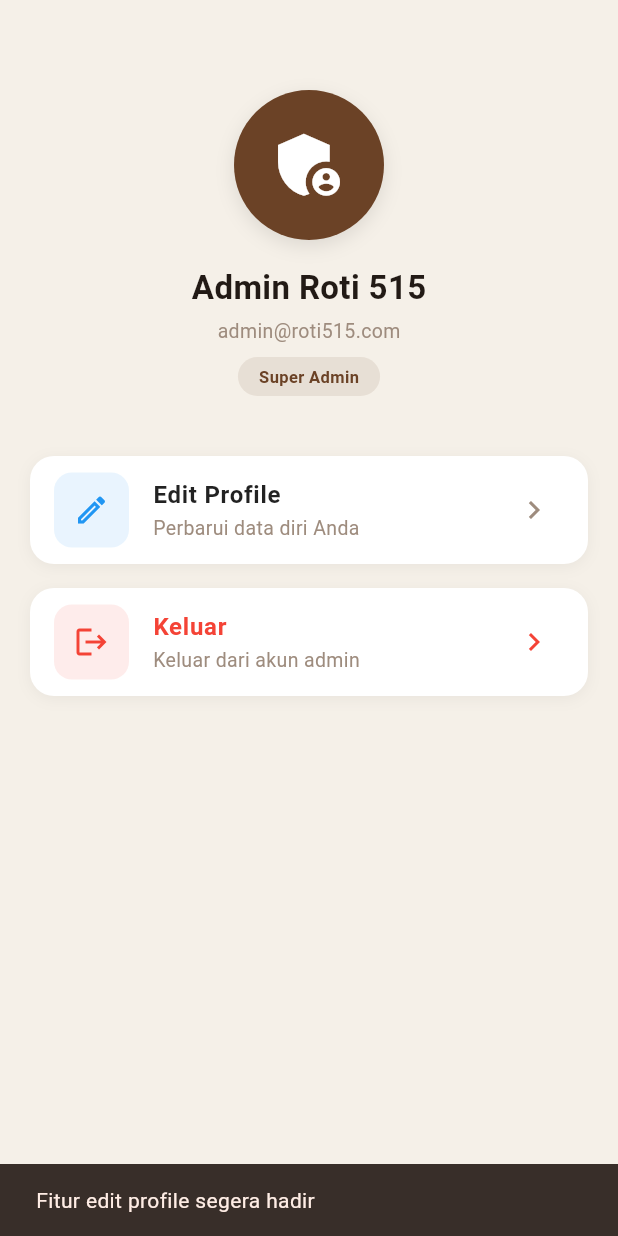
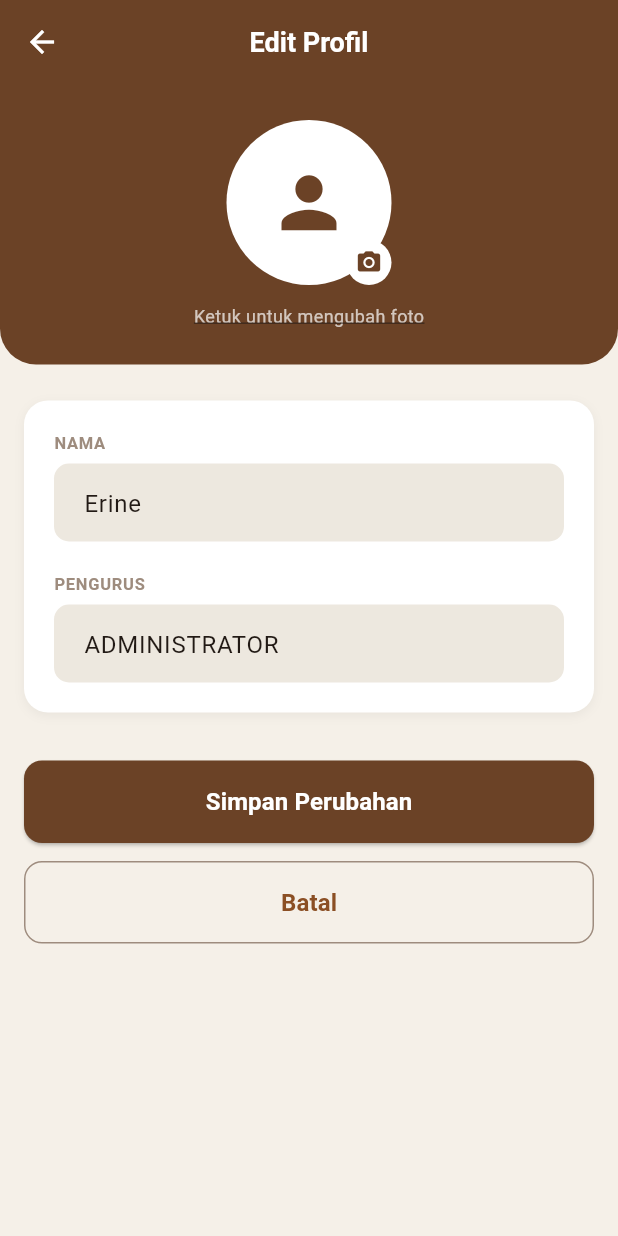
Before and after one commit to DimsXoline/Roti-515, a Flutter app: the AdminProfileScreen screen opened directly, after a tap on "Edit Profile", on a phone screen of 412 x 824 dp. Run offline on Flutter 3.47's test engine with Material 3 defaults, Android fonts, the phone set to English and light mode, and no system bars; our stand-ins replace image_picker; Roboto replaces fonts that are missing (Poppins).

Commit message:
edit profil admin

```diff
--- /dev/null
+++ b/lib/screens/admin/edit_admin_profile_screen.dart
@@ -0,0 +1,358 @@
+// screens/admin/edit_admin_profile_screen.dart
+import 'package:flutter/material.dart';
+import 'package:image_picker/image_picker.dart';
+import 'dart:io';
+import '../../utils/app_colors.dart';
+
+class EditAdminProfileScreen extends StatefulWidget {
+  final String nama;
+  final String pengurus;
+  final String email;
+  final String? imagePath;
+
+  const EditAdminProfileScreen({
+    super.key,
+    required this.nama,
+    required this.pengurus,
+    required this.email,
+    this.imagePath,
+  });
+
+  @override
+  State<EditAdminProfileScreen> createState() => _EditAdminProfileScreenState();
+}
+
+class _EditAdminProfileScreenState extends State<EditAdminProfileScreen> {
+  late TextEditingController _namaController;
+  late TextEditingController _pengurusController;
+  File? _profileImage;
+  final ImagePicker _picker = ImagePicker();
+
+  @override
+  void initState() {
+    super.initState();
+    _namaController = TextEditingController(text: widget.nama);
+    _pengurusController = TextEditingController(text: widget.pengurus);
+    if (widget.imagePath != null) {
+      _profileImage = File(widget.imagePath!);
+    }
+  }
+
+  @override
+  void dispose() {
+    _namaController.dispose();
+    _pengurusController.dispose();
+    super.dispose();
+  }
+
+  Future<void> _pickImage(ImageSource source) async {
+    try {
+      final XFile? pickedFile = await _picker.pickImage(
+        source: source,
+        imageQuality: 80,
+      );
+      if (pickedFile != null) {
+        setState(() {
+          _profileImage = File(pickedFile.path);
+        });
+      }
+    } catch (e) {
+      print('Error picking image: $e');
+    }
+  }
+
+  void _showImagePickerOptions() {
+    showModalBottomSheet(
+      context: context,
+      shape: const RoundedRectangleBorder(
+        borderRadius: BorderRadius.vertical(top: Radius.circular(20)),
+      ),
+      builder: (_) => SafeArea(
+        child: Column(
+          mainAxisSize: MainAxisSize.min,
+          children: [
+            ListTile(
+              leading: const Icon(Icons.camera_alt, color: AppColors.primary),
+              title: const Text('Ambil Foto'),
+              onTap: () {
+                Navigator.pop(context);
+                _pickImage(ImageSource.camera);
+              },
+            ),
+            ListTile(
+              leading: const Icon(Icons.photo_library, color: AppColors.primary),
+              title: const Text('Pilih dari Galeri'),
+              onTap: () {
+                Navigator.pop(context);
+                _pickImage(ImageSource.gallery);
+              },
+            ),
+            const SizedBox(height: 10),
+          ],
+        ),
+      ),
+    );
+  }
+
+  void _saveProfile() {
+    if (_namaController.text.isEmpty) {
+      ScaffoldMessenger.of(context).showSnackBar(
+        const SnackBar(content: Text('Nama wajib diisi')),
+      );
+      return;
+    }
+
+    if (_pengurusController.text.isEmpty) {
+      ScaffoldMessenger.of(context).showSnackBar(
+        const SnackBar(content: Text('Pengurus wajib diisi')),
+      );
+      return;
+    }
+
+    Navigator.pop(context, {
+      'nama': _namaController.text,
+      'pengurus': _pengurusController.text,
+      'image': _profileImage,
+    });
+
+    ScaffoldMessenger.of(context).showSnackBar(
+      const SnackBar(
+        content: Text('Profil berhasil diperbarui'),
+        backgroundColor: Colors.green,
+      ),
+    );
+  }
+
+  @override
+  Widget build(BuildContext context) {
+    return Scaffold(
+      backgroundColor: AppColors.background,
+      appBar: AppBar(
+        title: const Text(
+          'Edit Profil',
+          style: TextStyle(
+            color: Colors.white,
+            fontWeight: FontWeight.bold,
+            fontSize: 18,
+          ),
+        ),
+        backgroundColor: AppColors.primary,
+        centerTitle: true,
+        elevation: 0,
+        leading: IconButton(
+          onPressed: () => Navigator.pop(context),
+          icon: const Icon(Icons.arrow_back, color: Colors.white),
+        ),
+      ),
+      body: SingleChildScrollView(
+        child: Column(
+          children: [
+            _buildPhotoSection(),
+            const SizedBox(height: 24),
+            _buildFormSection(),
+            const SizedBox(height: 32),
+            _buildActionButtons(),
+            const SizedBox(height: 40),
+          ],
+        ),
+      ),
+    );
+  }
+
+  Widget _buildPhotoSection() {
+    return Container(
+      width: double.infinity,
+      padding: const EdgeInsets.all(24),
+      decoration: BoxDecoration(
+        color: AppColors.primary,
+        borderRadius: const BorderRadius.only(
+          bottomLeft: Radius.circular(24),
+          bottomRight: Radius.circular(24),
+        ),
+      ),
+      child: Column(
+        children: [
+          GestureDetector(
+            onTap: _showImagePickerOptions,
+            child: Stack(
+              alignment: Alignment.bottomRight,
+              children: [
+                CircleAvatar(
+                  radius: 55,
+                  backgroundColor: Colors.white,
+                  backgroundImage: _profileImage != null
+                      ? FileImage(_profileImage!)
+                      : null,
+                  child: _profileImage == null
+                      ? Icon(
+                          Icons.person,
+                          size: 55,
+                          color: AppColors.primary,
+                        )
+                      : null,
+                ),
+                Container(
+                  padding: const EdgeInsets.all(6),
+                  decoration: const BoxDecoration(
+                    color: Colors.white,
+                    shape: BoxShape.circle,
+                  ),
+                  child: const Icon(
+                    Icons.camera_alt,
+                    size: 18,
+                    color: AppColors.primary,
+                  ),
+                ),
+              ],
+            ),
+          ),
+          const SizedBox(height: 12),
+          GestureDetector(
+            onTap: _showImagePickerOptions,
+            child: Text(
+              'Ketuk untuk mengubah foto',
+              style: TextStyle(
+                fontSize: 12,
+                color: Colors.white70,
+                decoration: TextDecoration.underline,
+              ),
+            ),
+          ),
+        ],
+      ),
+    );
+  }
+
+  Widget _buildFormSection() {
+    return Container(
+      margin: const EdgeInsets.symmetric(horizontal: 16),
+      padding: const EdgeInsets.all(20),
+      decoration: BoxDecoration(
+        color: Colors.white,
+        borderRadius: BorderRadius.circular(16),
+        boxShadow: [
+          BoxShadow(
+            color: Colors.black.withValues(alpha: 0.05),
+            blurRadius: 5,
+            offset: const Offset(0, 2),
+          ),
+        ],
+      ),
+      child: Column(
+        crossAxisAlignment: CrossAxisAlignment.start,
+        children: [
+          // Field NAMA
+          const Text(
+            'NAMA',
+            style: TextStyle(
+              fontSize: 11,
+              fontWeight: FontWeight.w600,
+              color: AppColors.textHint,
+              letterSpacing: 0.5,
+            ),
+          ),
+          const SizedBox(height: 6),
+          TextField(
+            controller: _namaController,
+            decoration: InputDecoration(
+              hintText: 'Masukkan nama lengkap',
+              hintStyle: TextStyle(color: AppColors.textHint),
+              border: OutlineInputBorder(
+                borderRadius: BorderRadius.circular(10),
+                borderSide: BorderSide.none,
+              ),
+              filled: true,
+              fillColor: AppColors.inputBg,
+              contentPadding: const EdgeInsets.symmetric(
+                horizontal: 16,
+                vertical: 14,
+              ),
+            ),
+          ),
+          const SizedBox(height: 20),
+
+          // Field PENGURUS
+          const Text(
+            'PENGURUS',
+            style: TextStyle(
+              fontSize: 11,
+              fontWeight: FontWeight.w600,
+              color: AppColors.textHint,
+              letterSpacing: 0.5,
+            ),
+          ),
+          const SizedBox(height: 6),
+          TextField(
+            controller: _pengurusController,
+            decoration: InputDecoration(
+              hintText: 'ADMINISTRATOR',
+              hintStyle: TextStyle(color: AppColors.textHint),
+              border: OutlineInputBorder(
+                borderRadius: BorderRadius.circular(10),
+                borderSide: BorderSide.none,
+              ),
+              filled: true,
+              fillColor: AppColors.inputBg,
+              contentPadding: const EdgeInsets.symmetric(
+                horizontal: 16,
+                vertical: 14,
+              ),
+            ),
+          ),
+        ],
+      ),
+    );
+  }
+
+  Widget _buildActionButtons() {
+    return Container(
+      margin: const EdgeInsets.symmetric(horizontal: 16),
+      child: Column(
+        children: [
+          SizedBox(
+            width: double.infinity,
+            child: ElevatedButton(
+              onPressed: _saveProfile,
+              style: ElevatedButton.styleFrom(
+                backgroundColor: AppColors.primary,
+                foregroundColor: Colors.white,
+                padding: const EdgeInsets.symmetric(vertical: 16),
+                shape: RoundedRectangleBorder(
+                  borderRadius: BorderRadius.circular(12),
+                ),
+              ),
+              child: const Text(
+                'Simpan Perubahan',
+                style: TextStyle(
+                  fontSize: 16,
+                  fontWeight: FontWeight.w600,
+                ),
+              ),
+            ),
+          ),
+          const SizedBox(height: 12),
+          SizedBox(
+            width: double.infinity,
+            child: OutlinedButton(
+              onPressed: () => Navigator.pop(context),
+              style: OutlinedButton.styleFrom(
+                side: BorderSide(color: AppColors.textHint),
+                padding: const EdgeInsets.symmetric(vertical: 16),
+                shape: RoundedRectangleBorder(
+                  borderRadius: BorderRadius.circular(12),
+                ),
+              ),
+              child: const Text(
+                'Batal',
+                style: TextStyle(
+                  fontSize: 16,
+                  fontWeight: FontWeight.w600,
+                ),
+              ),
+            ),
+          ),
+        ],
+      ),
+    );
+  }
+}
--- a/lib/screens/admin/profile_screen.dart
+++ b/lib/screens/admin/profile_screen.dart
@@ -1,9 +1,22 @@
+// screens/admin/profile_screen.dart
 import 'package:flutter/material.dart';
+import 'dart:io';
 import '../../utils/app_colors.dart';
 import '../auth/login_screen.dart';
+import 'edit_admin_profile_screen.dart';
 
-class AdminProfileScreen extends StatelessWidget {
+class AdminProfileScreen extends StatefulWidget {
   const AdminProfileScreen({super.key});
+
+  @override
+  State<AdminProfileScreen> createState() => _AdminProfileScreenState();
+}
+
+class _AdminProfileScreenState extends State<AdminProfileScreen> {
+  String _nama = 'Erine';
+  String _pengurus = 'ADMINISTRATOR';
+  String _email = 'admin@roti515.com';
+  String? _imagePath;
 
   @override
   Widget build(BuildContext context) {
@@ -16,7 +29,34 @@ class AdminProfileScreen extends StatelessWidget {
             const SizedBox(height: 40),
 
             // Avatar
-            Container(
+            GestureDetector(
+              onTap: () async {
+                final result = await Navigator.push(
+                  context,
+                  MaterialPageRoute(
+                    builder: (_) => EditAdminProfileScreen(
+                      nama: _nama,
+                      pengurus: _pengurus,
+                      email: _email,
+                      imagePath: _imagePath,
+                    ),
+                  ),
+                );
+                if (result != null && mounted) {
+                  setState(() {
+                    if (result['nama'] != null && result['nama'].isNotEmpty) {
+                      _nama = result['nama'];
+                    }
+                    if (result['pengurus'] != null && result['pengurus'].isNotEmpty) {
+                      _pengurus = result['pengurus'];
+                    }
+                    if (result['image'] != null) {
+                      _imagePath = result['image'].path;
+                    }
+                  });
+                }
+              },
+              child: Container(
                 width: 100,
                 height: 100,
                 decoration: BoxDecoration(
@@ -30,20 +70,34 @@ class AdminProfileScreen extends StatelessWidget {
                     ),
                   ],
                 ),
-              child: const Icon(Icons.admin_panel_settings, size: 55, color: Colors.white),
+                child: _imagePath != null
+                    ? ClipOval(
+                        child: Image.file(
+                          File(_imagePath!),
+                          width: 100,
+                          height: 100,
+                          fit: BoxFit.cover,
+                        ),
+                      )
+                    : const Icon(
+                        Icons.admin_panel_settings,
+                        size: 55,
+                        color: Colors.white,
+                      ),
+              ),
             ),
             const SizedBox(height: 16),
 
             // Nama Admin
-            const Text(
-              'Admin Roti 515',
-              style: TextStyle(fontSize: 22, fontWeight: FontWeight.bold),
+            Text(
+              _nama,
+              style: const TextStyle(fontSize: 22, fontWeight: FontWeight.bold),
             ),
             const SizedBox(height: 4),
 
             // Email Admin
             Text(
-              'admin@roti515.com',
+              _email,
               style: TextStyle(fontSize: 13, color: AppColors.textHint),
             ),
             const SizedBox(height: 8),
@@ -55,9 +109,13 @@ class AdminProfileScreen extends StatelessWidget {
                 color: AppColors.primary.withValues(alpha: 0.1),
                 borderRadius: BorderRadius.circular(20),
               ),
-              child: const Text(
-                'Super Admin',
-                style: TextStyle(fontSize: 11, fontWeight: FontWeight.bold, color: AppColors.primary),
+              child: Text(
+                _pengurus,
+                style: const TextStyle(
+                  fontSize: 11,
+                  fontWeight: FontWeight.bold,
+                  color: AppColors.primary,
+                ),
               ),
             ),
             const SizedBox(height: 40),
@@ -68,10 +126,37 @@ class AdminProfileScreen extends StatelessWidget {
               title: 'Edit Profile',
               subtitle: 'Perbarui data diri Anda',
               iconColor: Colors.blue,
-              onTap: () {
+              onTap: () async {
+                final result = await Navigator.push(
+                  context,
+                  MaterialPageRoute(
+                    builder: (_) => EditAdminProfileScreen(
+                      nama: _nama,
+                      pengurus: _pengurus,
+                      email: _email,
+                      imagePath: _imagePath,
+                    ),
+                  ),
+                );
+                if (result != null && mounted) {
+                  setState(() {
+                    if (result['nama'] != null && result['nama'].isNotEmpty) {
+                      _nama = result['nama'];
+                    }
+                    if (result['pengurus'] != null && result['pengurus'].isNotEmpty) {
+                      _pengurus = result['pengurus'];
+                    }
+                    if (result['image'] != null) {
+                      _imagePath = result['image'].path;
+                    }
+                  });
                   ScaffoldMessenger.of(context).showSnackBar(
-                  const SnackBar(content: Text('Fitur edit profile segera hadir')),
+                    const SnackBar(
+                      content: Text('Profil berhasil diperbarui'),
+                      backgroundColor: Colors.green,
+                    ),
                   );
+                }
               },
             ),
             const SizedBox(height: 16),
@@ -89,7 +174,9 @@ class AdminProfileScreen extends StatelessWidget {
                   builder: (_) => AlertDialog(
                     title: const Text('Konfirmasi Keluar'),
                     content: const Text('Apakah Anda yakin ingin keluar?'),
-                    shape: RoundedRectangleBorder(borderRadius: BorderRadius.circular(12)),
+                    shape: RoundedRectangleBorder(
+                      borderRadius: BorderRadius.circular(12),
+                    ),
                     actions: [
                       TextButton(
                         onPressed: () => Navigator.pop(context),
@@ -100,7 +187,9 @@ class AdminProfileScreen extends StatelessWidget {
                           Navigator.pop(context);
                           Navigator.pushAndRemoveUntil(
                             context,
-                            MaterialPageRoute(builder: (_) => const LoginScreen()),
+                            MaterialPageRoute(
+                              builder: (_) => const LoginScreen(),
+                            ),
                             (route) => false,
                           );
                         },
```
Lines whose indentation alone changed are shown as unchanged.
